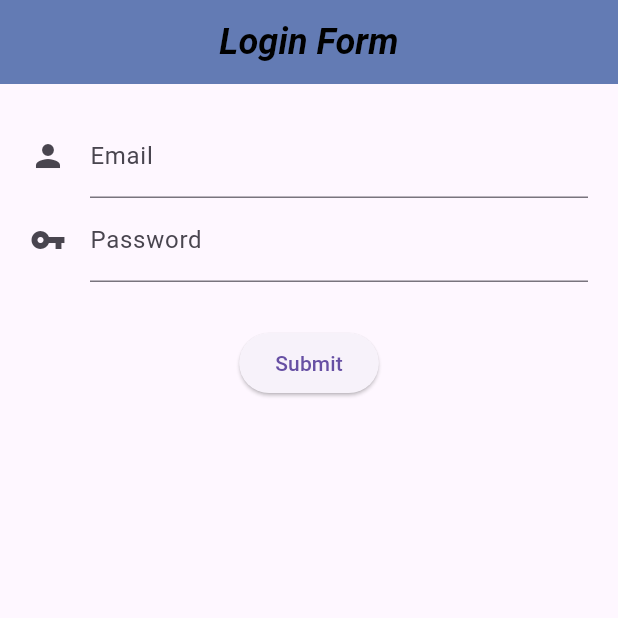
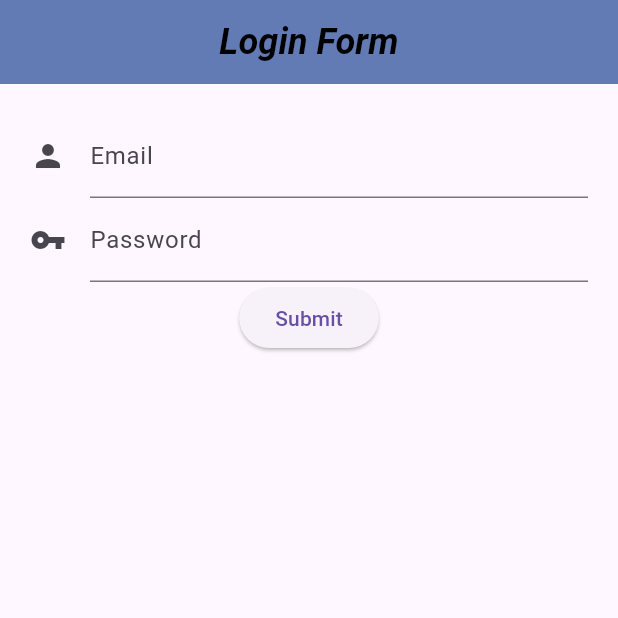
Before and after one commit to Pratik4248/login_form, a Flutter app: the screen it shows after launch, on a phone screen of 412 x 824 dp, the top half of it. Run offline on Flutter 3.47's test engine with Material 3 defaults, Android fonts, the phone set to English and light mode, and no system bars.

Commit message:
used sizedbox

```diff
--- a/lib/src/screens/login_screen.dart
+++ b/lib/src/screens/login_screen.dart
@@ -29,10 +29,9 @@ These methods are defined in the FormState class, which is the internal state of
         email(),
       SizedBox(width: 25.0),
         password(),
-         Padding(
-      padding: EdgeInsets.only(top: 30.0),
-         child: submitbutton()
-         )
+        SizedBox(width: 30.0),
+        submitbutton()
+
         ]
       ),
     ),
```
